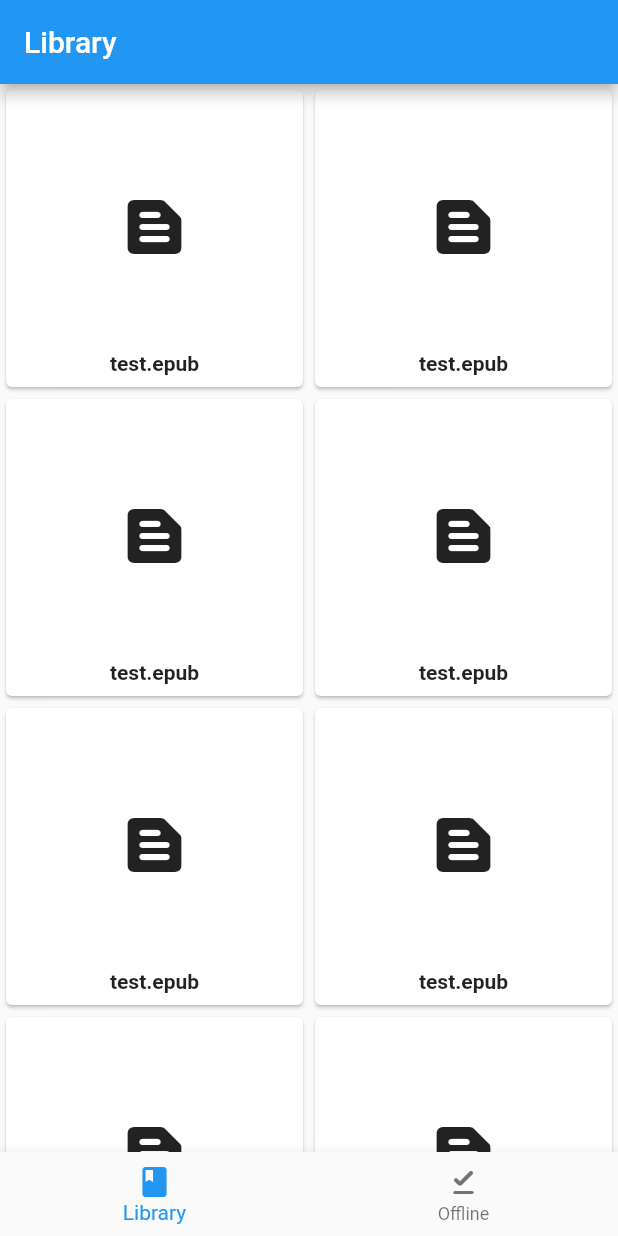
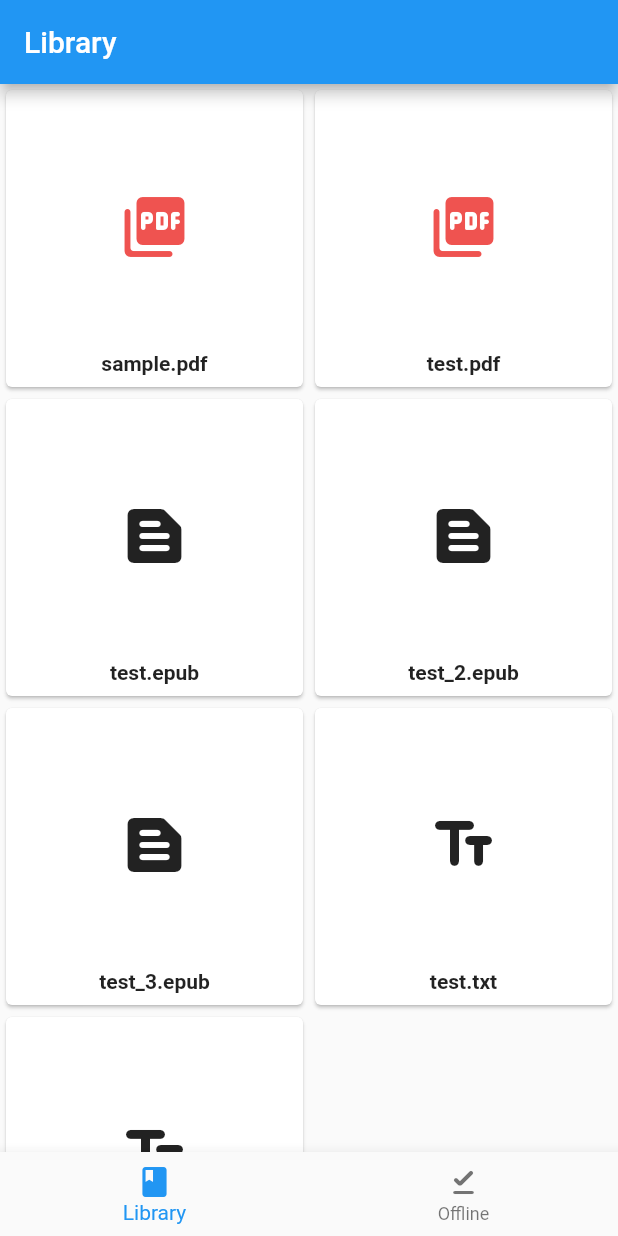
Before and after one commit to qt-odabade/qt_book_reader, a Flutter app: the screen it shows after launch, on a phone screen of 412 x 824 dp. Run offline on Flutter 3.47's test engine with Material 2 defaults, Android fonts, the phone set to English and light mode, and no system bars; our stand-ins replace hive, hive_flutter; missing offline and left inert: epub_view, pdfx; accounts and stored records are empty.

Commit message:
change in db package, tracking progress added

```diff
--- a/lib/app/constants.dart
+++ b/lib/app/constants.dart
@@ -1,40 +1,29 @@
-import 'dart:math';
-
 import 'package:qt_book_reader/model/book.dart';
 
 class Constants {
-  static List<Book> books = List.generate(11, (index) {
-    final link = randomDownloadUrl();
+  static Future<List<Book>> books() async {
+    List<Book> data = [];
 
-    return Book(
-      title: link.split('/').last,
-      downloadUrl: link,
-    );
-  });
+    for (int i = 0; i < downloadUrls.length; i++) {
+      data.add(Book(
+        id: i,
+        title: downloadUrls[i].split('/').last,
+        downloadUrl: downloadUrls[i],
+      ));
+    }
 
-  static List<String> pdfDownloadUrls = [
+    await Future.delayed(const Duration(seconds: 1));
+
+    return data;
+  }
+
+  static List<String> downloadUrls = [
     'https://www.africau.edu/images/default/sample.pdf',
     'https://github.com/qt-odabade/qt_book_reader/raw/master/assets/test.pdf',
-  ];
-  static List<String> ePubDownloadUrls = [
     'https://github.com/qt-odabade/qt_book_reader/raw/master/assets/test.epub',
-    'https://github.com/qt-odabade/qt_book_reader/raw/master/assets/test_2.epub'
-  ];
-  static List<String> txtDownloadUrls = [
+    'https://github.com/qt-odabade/qt_book_reader/raw/master/assets/test_2.epub',
+    'https://github.com/qt-odabade/qt_book_reader/raw/master/assets/test_3.epub',
     'https://github.com/qt-odabade/qt_book_reader/raw/master/assets/test.txt',
     'https://github.com/qt-odabade/qt_book_reader/raw/master/assets/test_2.txt'
   ];
-
-  static String randomDownloadUrl() {
-    switch (Random().nextInt(3)) {
-      case 0:
-        return pdfDownloadUrls[Random().nextInt(pdfDownloadUrls.length)];
-      case 1:
-        return ePubDownloadUrls[Random().nextInt(ePubDownloadUrls.length)];
-      case 2:
-        return txtDownloadUrls[Random().nextInt(ePubDownloadUrls.length)];
-      default:
-        return pdfDownloadUrls[Random().nextInt(pdfDownloadUrls.length)];
-    }
-  }
 }
--- a/lib/model/book.dart
+++ b/lib/model/book.dart
@@ -1,15 +1,31 @@
-import 'package:objectbox/objectbox.dart';
+import 'package:hive/hive.dart';
 
-enum BookType { pdf, epub }
+part 'book.g.dart';
 
-@Entity()
-class Book {
-  int id;
+@HiveType(typeId: 0)
+class Book extends HiveObject {
+  @HiveField(0)
+  final int id;
 
+  @HiveField(1)
   final String title;
+
+  @HiveField(2)
   final String downloadUrl;
+
+  @HiveField(3)
   String? filePath;
-  final String? thumbnail;
+
+  @HiveField(4)
+  String? thumbnail;
+
+  /// PDF: Page no(`int`)
+  ///
+  /// TXT: scroll position(`double`)
+  ///
+  /// EPUB: epubcfi(/6/6[chapter-2]!/4/2/1612)(`String`)
+  @HiveField(5)
+  String? progress;
 
   bool get isPDF => downloadUrl.endsWith('.pdf');
   bool get isEPub => downloadUrl.endsWith('.epub');
@@ -18,11 +34,12 @@ class Book {
   String get fileExtension => downloadUrl.split('.').last;
 
   Book({
-    this.id = 0,
+    required this.id,
     required this.title,
     required this.downloadUrl,
     this.filePath,
     this.thumbnail,
+    this.progress,
   });
 
   @override
--- a/lib/view/library/internet_files.dart
+++ b/lib/view/library/internet_files.dart
@@ -1,6 +1,7 @@
 import 'package:flutter/material.dart';
 
 import '../../app/constants.dart';
+import '../../model/book.dart';
 import '../widget/book_card.dart';
 
 class InternetFiles extends StatefulWidget {
@@ -11,21 +12,45 @@ class InternetFiles extends StatefulWidget {
 }
 
 class _InternetFilesState extends State<InternetFiles> {
+  List<Book>? initBooks;
+
   @override
   Widget build(BuildContext context) {
     return Scaffold(
       appBar: AppBar(
         title: const Text('Library'),
       ),
-      body: GridView.builder(
+      body: FutureBuilder<List<Book>>(
+        future: Constants.books(),
+        initialData: initBooks,
+        builder: (context, snapshot) {
+          switch (snapshot.connectionState) {
+            case ConnectionState.none:
+            case ConnectionState.waiting:
+            case ConnectionState.active:
+              return const Center(child: CircularProgressIndicator());
+
+            case ConnectionState.done:
+              if (snapshot.data?.isEmpty ?? true) {
+                return const Center(
+                  child: Text('No books found'),
+                );
+              }
+
+              initBooks = snapshot.data;
+
+              return GridView.builder(
                 gridDelegate: const SliverGridDelegateWithFixedCrossAxisCount(
                   crossAxisCount: 2,
                 ),
-        itemCount: Constants.books.length,
+                itemCount: snapshot.data!.length,
                 itemBuilder: (context, index) {
                   return BookCard(
-            book: Constants.books[index],
+                    book: snapshot.data![index],
                   );
+                },
+              );
+          }
         },
       ),
     );
--- a/pubspec.yaml
+++ b/pubspec.yaml
@@ -16,8 +16,8 @@ dependencies:
   http: ^0.13.5
   path_provider: ^2.0.11
 
-  objectbox: ^1.6.2
-  objectbox_flutter_libs: ^1.6.2
+  hive: ^2.2.3
+  hive_flutter: ^1.1.0
 
 dev_dependencies:
   flutter_test:
@@ -25,7 +25,7 @@ dev_dependencies:
   flutter_lints: ^2.0.0
 
   build_runner: ^2.2.1
-  objectbox_generator: ^1.6.2
+  hive_generator: ^1.1.3
 
 # The following section is specific to Flutter packages.
 flutter:
```
Also changed, not shown: lib/objectbox-model.json (deleted, +0 -52 lines), lib/service/database.dart (+11 -16 lines), lib/view/e_pub_view.dart (+14 -2 lines), lib/view/pdf_view.dart (+14 -3 lines), lib/view/txt_view.dart (+17 -1 lines), lib/model/book.g.dart (added), lib/objectbox.g.dart (deleted), pubspec.lock. Lines whose indentation alone changed are shown as unchanged.
